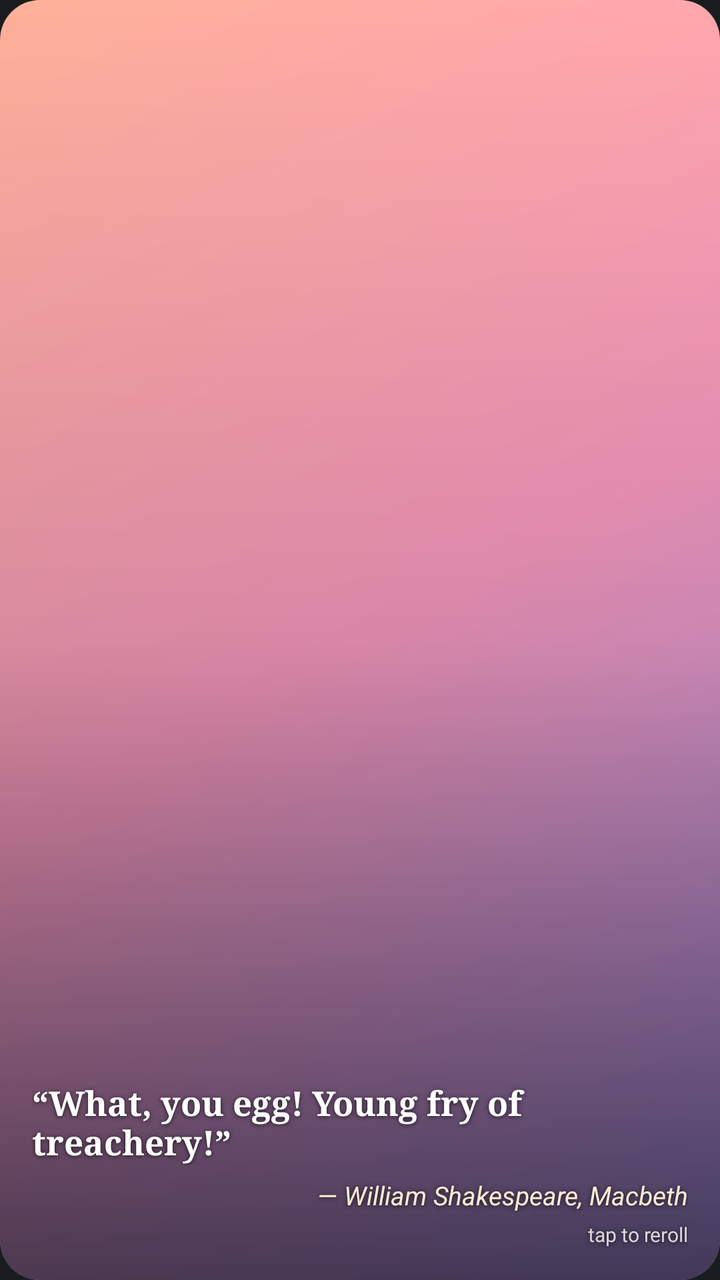
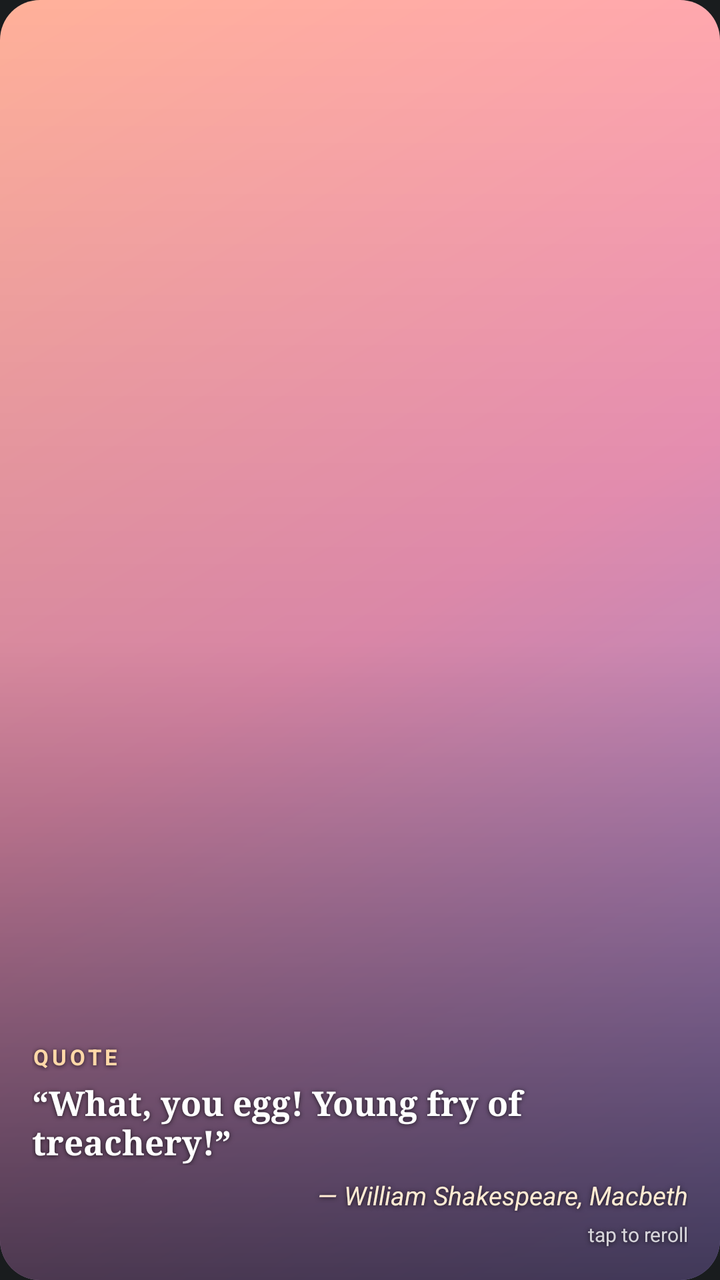

The first picture is an Android layout as it rendered before a commit; the second is the same layout after the commit. The layout source and the unified diff follow.
<!-- AndroidManifest.xml: application theme android:Theme.DeviceDefault.NoActionBar -->
<!-- res/layout/widget_quote.xml -->
<?xml version="1.0" encoding="utf-8"?>
<FrameLayout xmlns:android="http://schemas.android.com/apk/res/android"
    android:id="@+id/widget_root"
    android:layout_width="match_parent"
    android:layout_height="match_parent">

    <ImageView
        android:id="@+id/bg_image"
        android:layout_width="match_parent"
        android:layout_height="match_parent"
        android:contentDescription="@null"
        android:scaleType="centerCrop"
        android:src="@drawable/bg_sunset" />

    <ImageView
        android:layout_width="match_parent"
        android:layout_height="match_parent"
        android:contentDescription="@null"
        android:scaleType="fitXY"
        android:src="@drawable/scrim" />

    <LinearLayout
        android:layout_width="match_parent"
        android:layout_height="match_parent"
        android:gravity="bottom"
        android:orientation="vertical"
        android:padding="16dp">

        <TextView
            android:id="@+id/quote_text"
            style="@style/WidgetText"
            android:ellipsize="end"
            android:fontFamily="serif"
            android:maxLines="6"
            android:text="@string/placeholder_quote"
            android:textSize="17sp"
            android:textStyle="bold" />

        <TextView
            android:id="@+id/quote_author"
            style="@style/WidgetText"
            android:layout_marginTop="6dp"
            android:ellipsize="end"
            android:gravity="end"
            android:maxLines="2"
            android:text="@string/placeholder_author"
            android:textColor="@color/cream"
            android:textSize="13sp"
            android:textStyle="italic" />

        <TextView
            android:id="@+id/quote_footer"
            style="@style/WidgetText"
            android:layout_marginTop="4dp"
            android:gravity="end"
            android:text="@string/footer"
            android:textColor="@color/soft_white"
            android:textSize="10sp" />
    </LinearLayout>
</FrameLayout>
<!-- resources referenced by this layout -->
<resources>
  <color name="cream">#FFEBD3</color>
  <color name="soft_white">#CCFFFFFF</color>
  <!-- drawable bg_sunset (drawable) -->
  <?xml version="1.0" encoding="utf-8"?>
  <shape xmlns:android="http://schemas.android.com/apk/res/android" android:shape="rectangle">
      <gradient android:angle="315" android:startColor="#FFB199" android:centerColor="#FF9EC4" android:endColor="#B8A1FF" />
      <corners android:radius="20dp" />
  </shape>
  <!-- drawable scrim (drawable) -->
  <?xml version="1.0" encoding="utf-8"?>
  <shape xmlns:android="http://schemas.android.com/apk/res/android" android:shape="rectangle">
      <gradient android:angle="270" android:startColor="#00000000" android:centerColor="#26000000" android:endColor="#A6000000" />
      <corners android:radius="20dp" />
  </shape>
  <string name="footer">tap to reroll</string>
  <string name="placeholder_author">— William Shakespeare, Macbeth</string>
  <string name="placeholder_quote">“What, you egg! Young fry of treachery!”</string>
  <style name="WidgetText">
          <item name="android:layout_width">match_parent</item>
          <item name="android:layout_height">wrap_content</item>
          <item name="android:textColor">@android:color/white</item>
          <item name="android:shadowColor">#B3000000</item>
          <item name="android:shadowDx">0</item>
          <item name="android:shadowDy">1</item>
          <item name="android:shadowRadius">6</item>
      </style>
</resources>

<!-- the commit's change to res/layout/widget_quote.xml (unified diff, before → after) -->
@@ -25,6 +25,16 @@
         android:gravity="bottom"
         android:orientation="vertical"
         android:padding="16dp">
+
+        <TextView
+            android:id="@+id/quote_label"
+            style="@style/WidgetText"
+            android:layout_marginBottom="4dp"
+            android:letterSpacing="0.15"
+            android:text="@string/placeholder_label"
+            android:textColor="@color/label"
+            android:textSize="11sp"
+            android:textStyle="bold" />
 
         <TextView
             android:id="@+id/quote_text"
<!-- resource entries referenced after the edit -->
@@ -1,6 +1,7 @@
 <!-- resources referenced by this layout -->
 <resources>
   <color name="cream">#FFEBD3</color>
+  <color name="label">#FFD8A8</color>
   <color name="soft_white">#CCFFFFFF</color>
   <!-- drawable bg_sunset (drawable) -->
   <?xml version="1.0" encoding="utf-8"?>
@@ -16,6 +17,7 @@
   </shape>
   <string name="footer">tap to reroll</string>
   <string name="placeholder_author">— William Shakespeare, Macbeth</string>
+  <string name="placeholder_label">QUOTE</string>
   <string name="placeholder_quote">“What, you egg! Young fry of treachery!”</string>
   <style name="WidgetText">
           <item name="android:layout_width">match_parent</item>
